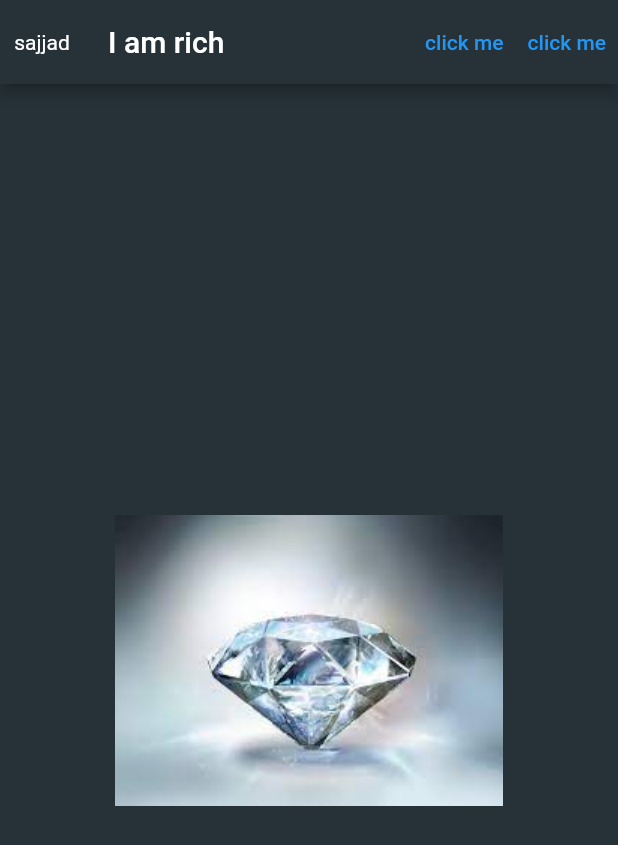
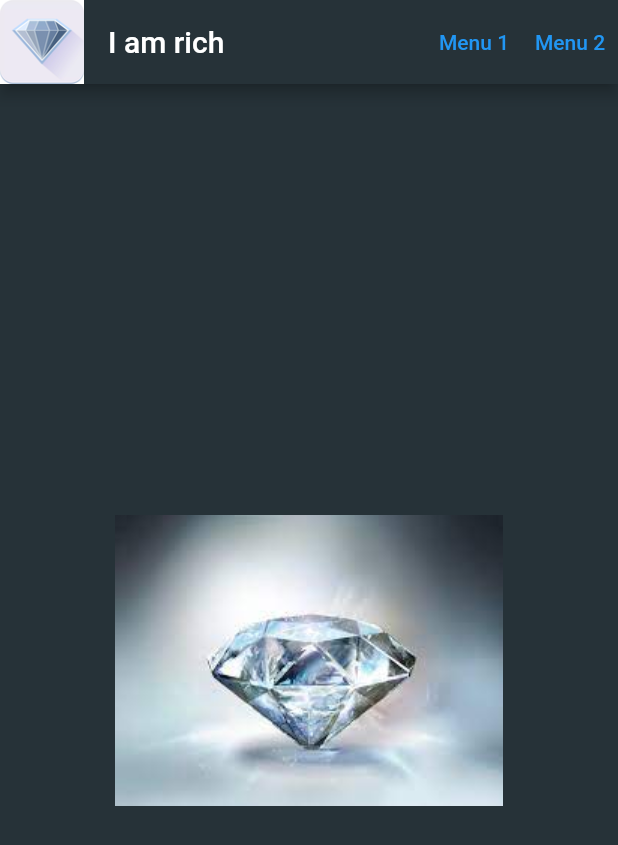
Before and after one commit to sajjad-jbr/tutorial_flutter, a Flutter app: the screen it shows after launch, on a phone screen of 412 x 824 dp. Shown: the top 845 px of the screen. Run offline on Flutter 3.47's test engine with Material 2 defaults, Android fonts, the phone set to English and light mode, and no system bars.

Commit message:
change app icon in flutter

```diff
--- a/lib/main.dart
+++ b/lib/main.dart
@@ -6,21 +6,21 @@ void main() {
   }
 
   runApp(MaterialApp(
-    home: Scaffold(
+      home: Scaffold(
     backgroundColor: Colors.blueGrey[900],
     appBar: AppBar(
       backgroundColor: Colors.blueGrey[900],
       title: const Text(
         "I am rich",
       ),
-      leading: const Center(child: Text('sajjad')),
+      leading: const Image(
+        image: AssetImage('images/leadIcon.png'),
+      ),
       actions: [
-        TextButton(onPressed: onPressed, child: const Text("click me")),
-        TextButton(onPressed: onPressed, child: const Text("click me"))
+        TextButton(onPressed: onPressed, child: const Text("Menu 1")),
+        TextButton(onPressed: onPressed, child: const Text("Menu 2"))
       ],
     ),
-    body: const Center(
-      child: Image(image: AssetImage('images/diamond.jpg'))
-    ),
+    body: const Center(child: Image(image: AssetImage('images/diamond.jpg'))),
   )));
 }
```
Also changed, not shown: images/leadIcon.png (added), 33 other files.
